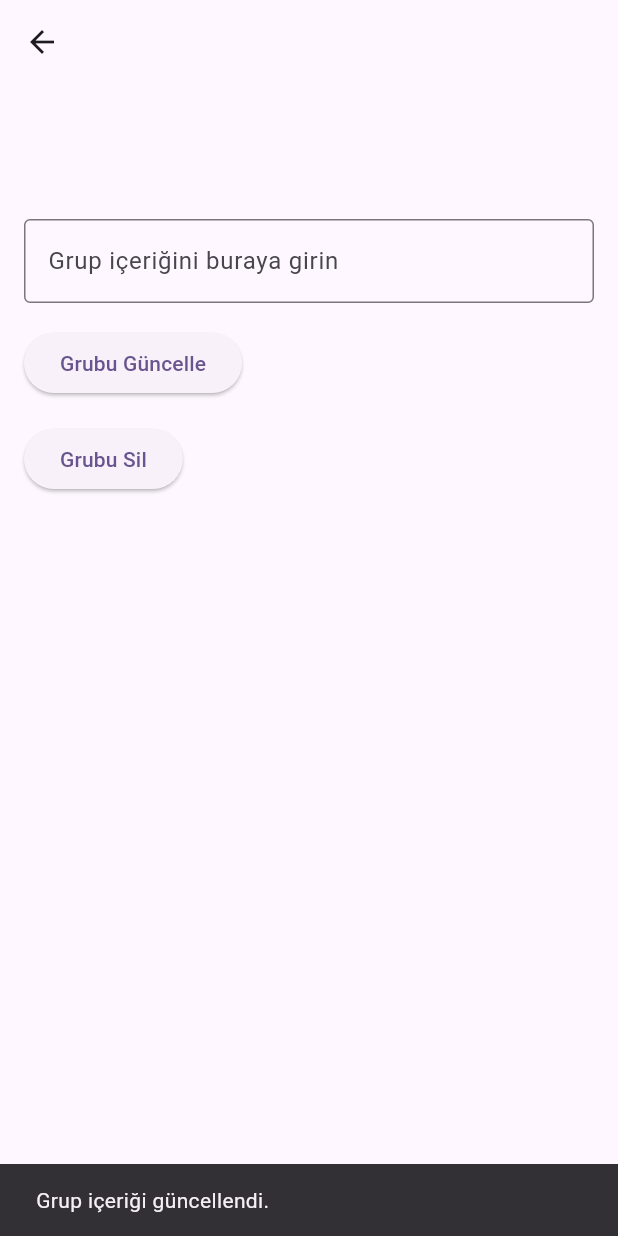
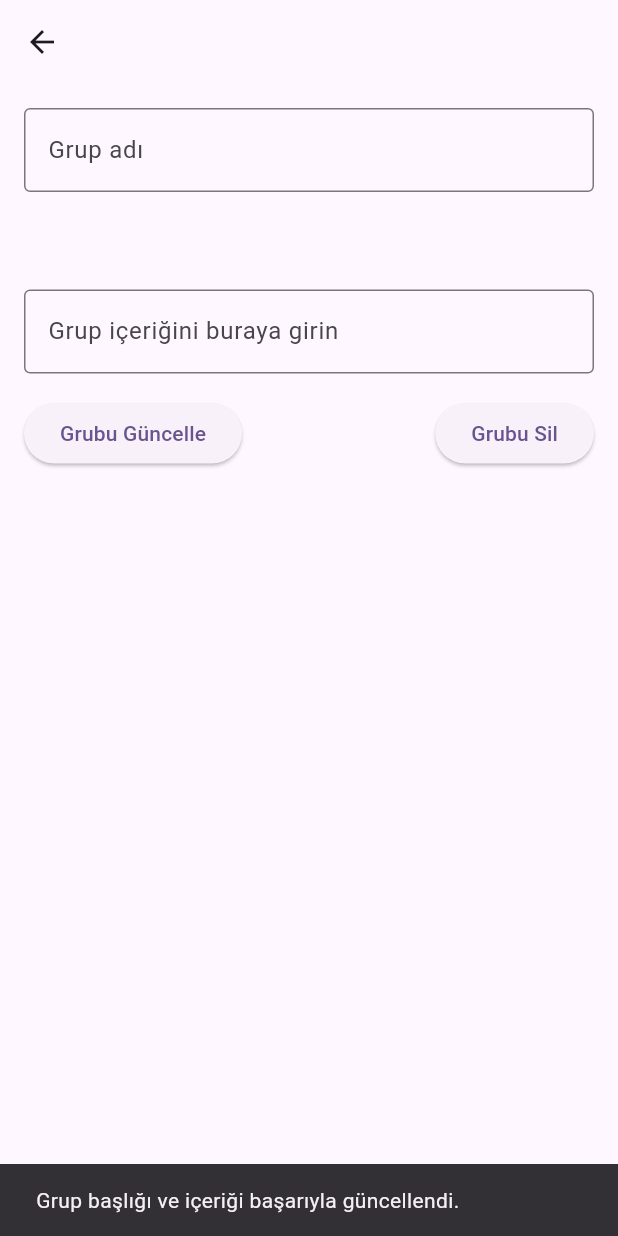
Before and after one commit to emreekrtp/FlutterApp, a Flutter app: the NoteReaderScreen screen opened directly with empty values, after a tap on "Grubu Güncelle", on a phone screen of 412 x 824 dp. Run offline on Flutter 3.47's test engine with Material 3 defaults, Android fonts, the phone set to English and light mode, and no system bars; our stand-ins replace cloud_firestore, firebase_auth, firebase_core; accounts and stored records are empty.

Commit message:
final project published

```diff
--- a/lib/screens/note_reader.dart
+++ b/lib/screens/note_reader.dart
@@ -11,31 +11,36 @@ class NoteReaderScreen extends StatefulWidget {
 }
 
 class _NoteReaderScreenState extends State<NoteReaderScreen> {
+  TextEditingController _noteTitleController = TextEditingController();
   TextEditingController _noteEditingController = TextEditingController();
 
   @override
   void initState() {
     super.initState();
+    _noteTitleController.text = widget.doc["note_title"];
     _noteEditingController.text = widget.doc["note_content"];
   }
 
-  void updateNoteContent() async {
+  void updateNote() async {
     try {
       await FirebaseFirestore.instance
           .collection('Notes')
           .doc(widget.doc.id)
-          .update({'note_content': _noteEditingController.text});
-      // Başarıyla güncellendiğini bildir
+          .update({
+        'note_title': _noteTitleController.text,
+        'note_content': _noteEditingController.text,
+      });
+      // Success message
       ScaffoldMessenger.of(context).showSnackBar(
         SnackBar(
-          content: Text('Grup içeriği güncellendi.'),
+          content: Text('Grup başlığı ve içeriği başarıyla güncellendi.'),
         ),
       );
     } catch (e) {
-      // Hata durumunda kullanıcıya bilgi ver
+      // Error message
       ScaffoldMessenger.of(context).showSnackBar(
         SnackBar(
-          content: Text('Grup içeriğini güncellerken bir hata oluştu: $e'),
+          content: Text('Grup başlığı ve içeriği güncellerken hata oluştu: $e'),
         ),
       );
     }
@@ -47,19 +52,19 @@ class _NoteReaderScreenState extends State<NoteReaderScreen> {
           .collection('Notes')
           .doc(widget.doc.id)
           .delete();
-      // Silme işlemi başarılı olduğunda kullanıcıya bildir
+      // Success message
       ScaffoldMessenger.of(context).showSnackBar(
         SnackBar(
           content: Text('Grup başarıyla silindi.'),
         ),
       );
-      // İsteğe bağlı olarak bir geri gitme işlemi yapabilirsiniz
+      // Optional navigation back
       Navigator.pop(context);
     } catch (e) {
-      // Hata durumunda kullanıcıya bilgi ver
+      // Error message
       ScaffoldMessenger.of(context).showSnackBar(
         SnackBar(
-          content: Text('Grubu silerken bir hata oluştu: $e'),
+          content: Text('Grubu silerken hata oluştu: $e'),
         ),
       );
     }
@@ -76,36 +81,39 @@ class _NoteReaderScreenState extends State<NoteReaderScreen> {
         child: Column(
           crossAxisAlignment: CrossAxisAlignment.start,
           children: [
-            Text(
-              widget.doc["note_title"],
-              style: TextStyle(fontWeight: FontWeight.bold),
+            TextField(
+              controller: _noteTitleController,
+              decoration: InputDecoration(
+                hintText: 'Grup adı',
+                border: OutlineInputBorder(),
               ),
-            SizedBox(
-              height: 4.0,
             ),
+            SizedBox(height: 16),
             Text(
               widget.doc["creation_date"],
             ),
-            SizedBox(
-              height: 28.0,
-            ),
+            SizedBox(height: 28.0),
             TextField(
               controller: _noteEditingController,
-              maxLines: null, // Metnin birden fazla satıra yayılmasına izin verir
+              maxLines: null, // Allow multi-line content
               decoration: InputDecoration(
                 hintText: 'Grup içeriğini buraya girin',
                 border: OutlineInputBorder(),
               ),
             ),
             SizedBox(height: 16),
+            Row(
+              mainAxisAlignment: MainAxisAlignment.spaceBetween,
+              children: [
                 ElevatedButton(
-              onPressed: updateNoteContent,
+                  onPressed: updateNote,
                   child: Text('Grubu Güncelle'),
                 ),
-            SizedBox(height: 16),
                 ElevatedButton(
                   onPressed: deleteNote,
                   child: Text('Grubu Sil'),
+                ),
+              ],
             ),
           ],
         ),
```
Also changed, not shown: 1 other file. Lines whose indentation alone changed are shown as unchanged.
